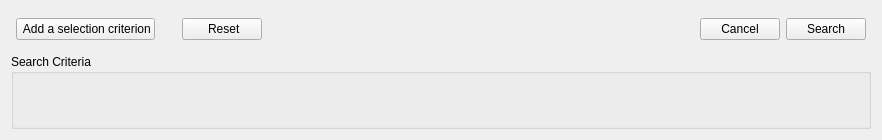
autoscatto/retroshare, file rs-Qt-gui/src/gui/advsearch/AdvancedSearchDialog.ui: the form before one commit.
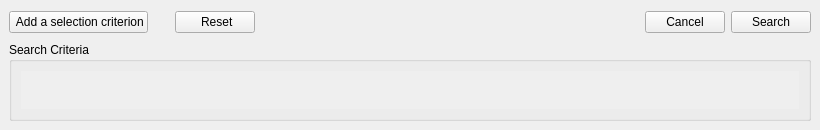
The form after the commit. Icons and pictures are not drawn.

Commit message: Re-activation of advanced search dialog and layout corrections.

Patch:
```diff
--- a/rs-Qt-gui/src/gui/advsearch/AdvancedSearchDialog.ui
+++ b/rs-Qt-gui/src/gui/advsearch/AdvancedSearchDialog.ui
@@ -5,19 +5,21 @@
    <rect>
     <x>0</x>
     <y>0</y>
-    <width>882</width>
-    <height>140</height>
+    <width>820</width>
+    <height>130</height>
    </rect>
   </property>
   <property name="sizePolicy" >
-   <sizepolicy vsizetype="MinimumExpanding" hsizetype="MinimumExpanding" >
+   <sizepolicy>
+    <hsizetype>0</hsizetype>
+    <vsizetype>0</vsizetype>
     <horstretch>0</horstretch>
     <verstretch>0</verstretch>
    </sizepolicy>
   </property>
   <property name="minimumSize" >
    <size>
-    <width>800</width>
+    <width>820</width>
     <height>130</height>
    </size>
   </property>
@@ -34,23 +36,20 @@
    <iconset resource="../images.qrc" >:/images/advsearch_24x24.png</iconset>
   </property>
   <layout class="QVBoxLayout" >
+   <property name="margin" >
+    <number>9</number>
+   </property>
+   <property name="spacing" >
+    <number>6</number>
+   </property>
    <item>
     <layout class="QHBoxLayout" >
+     <property name="margin" >
+      <number>0</number>
+     </property>
      <property name="spacing" >
       <number>6</number>
      </property>
-     <property name="leftMargin" >
-      <number>5</number>
-     </property>
-     <property name="topMargin" >
-      <number>5</number>
-     </property>
-     <property name="rightMargin" >
-      <number>5</number>
-     </property>
-     <property name="bottomMargin" >
-      <number>5</number>
-     </property>
      <item>
       <widget class="QPushButton" name="addExprButton" >
        <property name="toolTip" >
@@ -140,7 +139,9 @@
    <item>
     <widget class="QGroupBox" name="searchCriteriaBox" >
      <property name="sizePolicy" >
-      <sizepolicy vsizetype="MinimumExpanding" hsizetype="MinimumExpanding" >
+      <sizepolicy>
+       <hsizetype>3</hsizetype>
+       <vsizetype>3</vsizetype>
        <horstretch>1</horstretch>
        <verstretch>1</verstretch>
       </sizepolicy>
@@ -148,20 +149,31 @@
      <property name="minimumSize" >
       <size>
        <width>800</width>
-       <height>70</height>
+       <height>60</height>
       </size>
      </property>
+     <property name="autoFillBackground" >
+      <bool>true</bool>
+     </property>
      <property name="title" >
       <string>Search Criteria</string>
      </property>
      <property name="alignment" >
       <set>Qt::AlignJustify|Qt::AlignTop</set>
      </property>
-     <layout class="QGridLayout" >
-      <item row="0" column="0" >
+     <layout class="QVBoxLayout" >
+      <property name="margin" >
+       <number>9</number>
+      </property>
+      <property name="spacing" >
+       <number>0</number>
+      </property>
+      <item>
        <widget class="QFrame" name="expressionsFrame" >
         <property name="sizePolicy" >
-         <sizepolicy vsizetype="MinimumExpanding" hsizetype="MinimumExpanding" >
+         <sizepolicy>
+          <hsizetype>3</hsizetype>
+          <vsizetype>3</vsizetype>
           <horstretch>1</horstretch>
           <verstretch>0</verstretch>
          </sizepolicy>
@@ -172,6 +184,9 @@
           <height>35</height>
          </size>
         </property>
+        <property name="autoFillBackground" >
+         <bool>true</bool>
+        </property>
         <property name="frameShape" >
          <enum>QFrame::NoFrame</enum>
         </property>
```
Left out of the diff: 3 changed lines with no effect on the pictures. The commit also changes 8 other files.
